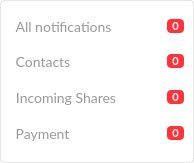
meganz/MEGAsync, file src/MEGASync/gui/linux/FilterAlertWidget.ui: the form before one commit.
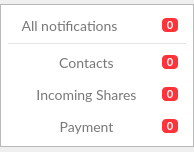
The form after the commit. Icons and pictures are not drawn.

The edit to the form file:
```diff
--- a/src/MEGASync/gui/linux/FilterAlertWidget.ui
+++ b/src/MEGASync/gui/linux/FilterAlertWidget.ui
@@ -7,9 +7,15 @@
     <x>0</x>
     <y>0</y>
     <width>194</width>
-    <height>163</height>
+    <height>152</height>
    </rect>
   </property>
+  <property name="sizePolicy">
+   <sizepolicy hsizetype="Expanding" vsizetype="Maximum">
+    <horstretch>0</horstretch>
+    <verstretch>0</verstretch>
+   </sizepolicy>
+  </property>
   <property name="minimumSize">
    <size>
     <width>194</width>
@@ -18,17 +24,50 @@
   </property>
   <property name="maximumSize">
    <size>
-    <width>194</width>
-    <height>163</height>
+    <width>16777215</width>
+    <height>16777215</height>
    </size>
   </property>
   <property name="windowTitle">
    <string/>
   </property>
   <property name="styleSheet">
-   <string notr="true">#FilterAlertWidget
+   <string notr="true">#wFilterAlertContainer
 {
-	background-color: transparent;
+border: 1px solid #B8B8B8;
+background-color: #FFFFFF;
+}
+
+#bAll, #bContacts, #bPayment, #bShares
+{
+border: none;
+margin-left: 8px;
+color: #777777;
+font-family: Lato;
+font-size: 14px;
+}
+
+#bAll::hover, #bContacts::hover, #bPayment::hover, #bShares::hover
+{
+color: #000000;
+}
+
+
+#bNumberNotifications, #bNumberNotificationsContacts, #bNumberNotificationsPayments, #bNumberNotificationsShares
+{
+border: none;
+background-color: #FF333A;
+color: #FFFFFF;
+font-weight: bold;
+font-family: Lato;
+font-size: 11px;
+border-radius: 4px;
+margin-right: 8px;
+}
+
+#wSeparator
+{
+background-color: rgba(0,0,0,0.1);
 }</string>
   </property>
   <layout class="QVBoxLayout" name="verticalLayout_2">
@@ -49,47 +88,39 @@
    </property>
    <item>
     <widget class="QWidget" name="wFilterAlertContainer" native="true">
-     <property name="styleSheet">
-      <string notr="true">#wFilterAlertContainer
-{	
-	border: 1px solid rgba(0,0,0,0.1);
-	border-radius: 4px;
-	background-color: #FFFFFF;
-}</string>
+     <property name="sizePolicy">
+      <sizepolicy hsizetype="Expanding" vsizetype="Maximum">
+       <horstretch>0</horstretch>
+       <verstretch>0</verstretch>
+      </sizepolicy>
      </property>
      <layout class="QVBoxLayout" name="verticalLayout_3">
       <property name="spacing">
-       <number>0</number>
+       <number>8</number>
       </property>
       <property name="leftMargin">
-       <number>10</number>
+       <number>8</number>
       </property>
       <property name="topMargin">
-       <number>10</number>
+       <number>11</number>
       </property>
       <property name="rightMargin">
-       <number>10</number>
+       <number>8</number>
       </property>
       <property name="bottomMargin">
-       <number>10</number>
+       <number>11</number>
       </property>
       <item>
        <widget class="QWidget" name="wAllNotifications" native="true">
-        <property name="minimumSize">
-         <size>
-          <width>0</width>
-          <height>32</height>
-         </size>
+        <property name="sizePolicy">
+         <sizepolicy hsizetype="Expanding" vsizetype="Preferred">
+          <horstretch>0</horstretch>
+          <verstretch>0</verstretch>
+         </sizepolicy>
         </property>
-        <property name="maximumSize">
-         <size>
-          <width>16777215</width>
-          <height>32</height>
-         </size>
-        </property>
-        <layout class="QHBoxLayout" name="horizontalLayout_4">
+        <layout class="QHBoxLayout" name="horizontalLayout_4" stretch="1,0">
          <property name="spacing">
-          <number>0</number>
+          <number>5</number>
          </property>
          <property name="leftMargin">
           <number>0</number>
@@ -103,76 +134,39 @@
          <property name="bottomMargin">
           <number>0</number>
          </property>
-         <item>
+         <item alignment="Qt::AlignLeft">
           <widget class="QToolButton" name="bAll">
-           <property name="styleSheet">
-            <string notr="true">#bAll
-{
-     border: none;
-	color: #999999;
-	font-family: Lato;
-	font-size: 14px;
-	line-height: 22px;
-}
-#bAll::hover
-{
-	color: #333333;
-	font-family: Lato;
-	font-size: 14px;
-	font-weight: bold;
-	line-height: 22px;
-}</string>
+           <property name="sizePolicy">
+            <sizepolicy hsizetype="Expanding" vsizetype="Fixed">
+             <horstretch>0</horstretch>
+             <verstretch>0</verstretch>
+            </sizepolicy>
            </property>
            <property name="text">
             <string>All notifications</string>
            </property>
           </widget>
          </item>
-         <item>
-          <spacer name="horizontalSpacer_4">
-           <property name="orientation">
-            <enum>Qt::Horizontal</enum>
-           </property>
-           <property name="sizeHint" stdset="0">
-            <size>
-             <width>2</width>
-             <height>20</height>
-            </size>
-           </property>
-          </spacer>
-         </item>
          <item>
           <widget class="QToolButton" name="bNumberNotifications">
            <property name="sizePolicy">
-            <sizepolicy hsizetype="Minimum" vsizetype="Fixed">
+            <sizepolicy hsizetype="Maximum" vsizetype="Fixed">
              <horstretch>0</horstretch>
              <verstretch>0</verstretch>
             </sizepolicy>
            </property>
            <property name="minimumSize">
             <size>
-             <width>14</width>
+             <width>24</width>
              <height>14</height>
             </size>
            </property>
            <property name="maximumSize">
             <size>
-             <width>16777215</width>
+             <width>24</width>
              <height>14</height>
             </size>
            </property>
-           <property name="styleSheet">
-            <string notr="true">#bNumberNotifications
-{
-border: none;
-background-color: #FF333A;
-color: #FFFFFF;
-font-weight: bold;
-font-family: Lato;
-font-size: 11px;
-border-radius: 4px;
-}</string>
-           </property>
            <property name="text">
             <string notr="true">0</string>
            </property>
@@ -195,19 +189,19 @@
           <height>1</height>
          </size>
         </property>
-        <property name="styleSheet">
-         <string notr="true">wSeparator
-{
-	background-color: rgba(0,0,0,0.1);
-}</string>
-        </property>
        </widget>
       </item>
       <item>
        <widget class="QWidget" name="wTypesNotifications" native="true">
+        <property name="sizePolicy">
+         <sizepolicy hsizetype="Expanding" vsizetype="Preferred">
+          <horstretch>0</horstretch>
+          <verstretch>0</verstretch>
+         </sizepolicy>
+        </property>
         <layout class="QVBoxLayout" name="verticalLayout">
          <property name="spacing">
-          <number>0</number>
+          <number>12</number>
          </property>
          <property name="leftMargin">
           <number>0</number>
@@ -223,21 +217,15 @@
          </property>
          <item>
           <widget class="QWidget" name="wContactsNotifications" native="true">
-           <property name="minimumSize">
-            <size>
-             <width>0</width>
-             <height>36</height>
-            </size>
+           <property name="sizePolicy">
+            <sizepolicy hsizetype="Expanding" vsizetype="Preferred">
+             <horstretch>0</horstretch>
+             <verstretch>0</verstretch>
+            </sizepolicy>
            </property>
-           <property name="maximumSize">
-            <size>
-             <width>16777215</width>
-             <height>36</height>
-            </size>
-           </property>
-           <layout class="QHBoxLayout" name="horizontalLayout">
+           <layout class="QHBoxLayout" name="horizontalLayout" stretch="1,0">
             <property name="spacing">
-             <number>0</number>
+             <number>5</number>
             </property>
             <property name="leftMargin">
              <number>0</number>
@@ -253,29 +241,11 @@
             </property>
             <item>
              <widget class="QToolButton" name="bContacts">
-              <property name="minimumSize">
-               <size>
-                <width>0</width>
-                <height>0</height>
-               </size>
-              </property>
-              <property name="styleSheet">
-               <string notr="true">#bContacts
-{
-     border: none;
-	color: #999999;
-	font-family: Lato;
-	font-size: 14px;
-	line-height: 22px;
-}
-#bContacts::hover
-{
-	color: #333333;
-	font-family: Lato;
-	font-size: 14px;
-	font-weight: bold;
-	line-height: 22px;
-}</string>
+              <property name="sizePolicy">
+               <sizepolicy hsizetype="Expanding" vsizetype="Fixed">
+                <horstretch>0</horstretch>
+                <verstretch>0</verstretch>
+               </sizepolicy>
               </property>
               <property name="text">
                <string>Contacts</string>
@@ -296,51 +266,26 @@
               </property>
              </widget>
             </item>
-            <item>
-             <spacer name="horizontalSpacer">
-              <property name="orientation">
-               <enum>Qt::Horizontal</enum>
-              </property>
-              <property name="sizeHint" stdset="0">
-               <size>
-                <width>2</width>
-                <height>20</height>
-               </size>
-              </property>
-             </spacer>
-            </item>
             <item>
              <widget class="QToolButton" name="bNumberNotificationsContacts">
               <property name="sizePolicy">
-               <sizepolicy hsizetype="Minimum" vsizetype="Fixed">
+               <sizepolicy hsizetype="Fixed" vsizetype="Fixed">
                 <horstretch>0</horstretch>
                 <verstretch>0</verstretch>
                </sizepolicy>
               </property>
               <property name="minimumSize">
                <size>
-                <width>14</width>
+                <width>24</width>
                 <height>14</height>
                </size>
               </property>
               <property name="maximumSize">
                <size>
-                <width>16777215</width>
+                <width>24</width>
                 <height>14</height>
                </size>
               </property>
-              <property name="styleSheet">
-               <string notr="true">#bNumberNotificationsContacts
-{
-border: none;
-background-color: #FF333A;
-color: #FFFFFF;
-font-weight: bold;
-font-family: Lato;
-font-size: 11px;
-border-radius: 4px;
-}</string>
-              </property>
               <property name="text">
                <string notr="true">0</string>
               </property>
@@ -351,21 +296,15 @@
          </item>
          <item>
           <widget class="QWidget" name="wSharesNotifications" native="true">
-           <property name="minimumSize">
-            <size>
-             <width>0</width>
-             <height>36</height>
-            </size>
+           <property name="sizePolicy">
+            <sizepolicy hsizetype="Expanding" vsizetype="Preferred">
+             <horstretch>0</horstretch>
+             <verstretch>0</verstretch>
+            </sizepolicy>
            </property>
-           <property name="maximumSize">
-            <size>
-             <width>16777215</width>
-             <height>36</height>
-            </size>
-           </property>
-           <layout class="QHBoxLayout" name="horizontalLayout_2">
+           <layout class="QHBoxLayout" name="horizontalLayout_2" stretch="1,0">
             <property name="spacing">
-             <number>0</number>
+             <number>5</number>
             </property>
             <property name="leftMargin">
              <number>0</number>
@@ -381,23 +320,11 @@
             </property>
             <item>
              <widget class="QToolButton" name="bShares">
-              <property name="styleSheet">
-               <string notr="true">#bShares
-{
-     border: none;
-	color: #999999;
-	font-family: Lato;
-	font-size: 14px;
-	line-height: 22px;
-}
-#bShares::hover
-{
-	color: #333333;
-	font-family: Lato;
-	font-size: 14px;
-	font-weight: bold;
-	line-height: 22px;
-}</string>
+              <property name="sizePolicy">
+               <sizepolicy hsizetype="Expanding" vsizetype="Fixed">
+                <horstretch>0</horstretch>
+                <verstretch>0</verstretch>
+               </sizepolicy>
               </property>
               <property name="text">
                <string>Incoming Shares</string>
@@ -418,51 +345,26 @@
               </property>
              </widget>
             </item>
-            <item>
-             <spacer name="horizontalSpacer_2">
-              <property name="orientation">
-               <enum>Qt::Horizontal</enum>
-              </property>
-              <property name="sizeHint" stdset="0">
-               <size>
-                <width>2</width>
-                <height>20</height>
-               </size>
-              </property>
-             </spacer>
-            </item>
             <item>
              <widget class="QToolButton" name="bNumberNotificationsShares">
               <property name="sizePolicy">
-               <sizepolicy hsizetype="Minimum" vsizetype="Fixed">
+               <sizepolicy hsizetype="Fixed" vsizetype="Fixed">
                 <horstretch>0</horstretch>
                 <verstretch>0</verstretch>
                </sizepolicy>
               </property>
               <property name="minimumSize">
                <size>
-                <width>14</width>
+                <width>24</width>
                 <height>14</height>
                </size>
               </property>
               <property name="maximumSize">
                <size>
-                <width>16777215</width>
+                <width>24</width>
                 <height>14</height>
                </size>
               </property>
-              <property name="styleSheet">
-               <string notr="true">#bNumberNotificationsShares
-{
-border: none;
-background-color: #FF333A;
-color: #FFFFFF;
-font-weight: bold;
-font-family: Lato;
-font-size: 11px;
-border-radius: 4px;
-}</string>
-              </property>
               <property name="text">
                <string notr="true">0</string>
               </property>
@@ -473,21 +375,15 @@
          </item>
          <item>
           <widget class="QWidget" name="wPaymentNotifications" native="true">
-           <property name="minimumSize">
-            <size>
-             <width>0</width>
-             <height>36</height>
-            </size>
+           <property name="sizePolicy">
+            <sizepolicy hsizetype="Expanding" vsizetype="Preferred">
+             <horstretch>0</horstretch>
+             <verstretch>0</verstretch>
+            </sizepolicy>
            </property>
-           <property name="maximumSize">
-            <size>
-             <width>16777215</width>
-             <height>36</height>
-            </size>
-           </property>
-           <layout class="QHBoxLayout" name="horizontalLayout_3">
+           <layout class="QHBoxLayout" name="horizontalLayout_3" stretch="1,0">
             <property name="spacing">
-             <number>0</number>
+             <number>5</number>
             </property>
             <property name="leftMargin">
              <number>0</number>
@@ -503,23 +399,11 @@
             </property>
             <item>
              <widget class="QToolButton" name="bPayment">
-              <property name="styleSheet">
-               <string notr="true">#bPayment
-{
-     border: none;
-	color: #999999;
-	font-family: Lato;
-	font-size: 14px;
-	line-height: 22px;
-}
-#bPayment::hover
-{
-	color: #333333;
-	font-family: Lato;
-	font-size: 14px;
-	font-weight: bold;
-	line-height: 22px;
-}</string>
+              <property name="sizePolicy">
+               <sizepolicy hsizetype="Expanding" vsizetype="Fixed">
+                <horstretch>0</horstretch>
+                <verstretch>0</verstretch>
+               </sizepolicy>
               </property>
               <property name="text">
                <string>Payment</string>
@@ -540,54 +424,26 @@
               </property>
              </widget>
             </item>
-            <item>
-             <spacer name="horizontalSpacer_3">
-              <property name="orientation">
-               <enum>Qt::Horizontal</enum>
-              </property>
-              <property name="sizeType">
-               <enum>QSizePolicy::Expanding</enum>
-              </property>
-              <property name="sizeHint" stdset="0">
-               <size>
-                <width>2</width>
-                <height>20</height>
-               </size>
-              </property>
-             </spacer>
-            </item>
             <item>
              <widget class="QToolButton" name="bNumberNotificationsPayments">
               <property name="sizePolicy">
-               <sizepolicy hsizetype="Minimum" vsizetype="Fixed">
+               <sizepolicy hsizetype="Fixed" vsizetype="Fixed">
                 <horstretch>0</horstretch>
                 <verstretch>0</verstretch>
                </sizepolicy>
               </property>
               <property name="minimumSize">
                <size>
-                <width>14</width>
+                <width>24</width>
                 <height>14</height>
                </size>
               </property>
               <property name="maximumSize">
                <size>
-                <width>16777215</width>
+                <width>24</width>
                 <height>14</height>
                </size>
               </property>
-              <property name="styleSheet">
-               <string notr="true">#bNumberNotificationsPayments
-{
-border: none;
-background-color: #FF333A;
-color: #FFFFFF;
-font-weight: bold;
-font-family: Lato;
-font-size: 11px;
-border-radius: 4px;
-}</string>
-              </property>
               <property name="text">
                <string notr="true">0</string>
               </property>
@@ -596,19 +452,6 @@
            </layout>
           </widget>
          </item>
-         <item>
-          <spacer name="verticalSpacer">
-           <property name="orientation">
-            <enum>Qt::Vertical</enum>
-           </property>
-           <property name="sizeHint" stdset="0">
-            <size>
-             <width>20</width>
-             <height>40</height>
-            </size>
-           </property>
-          </spacer>
-         </item>
         </layout>
        </widget>
       </item>
```
Left out of the diff: 3 changed lines with no effect on the pictures.
